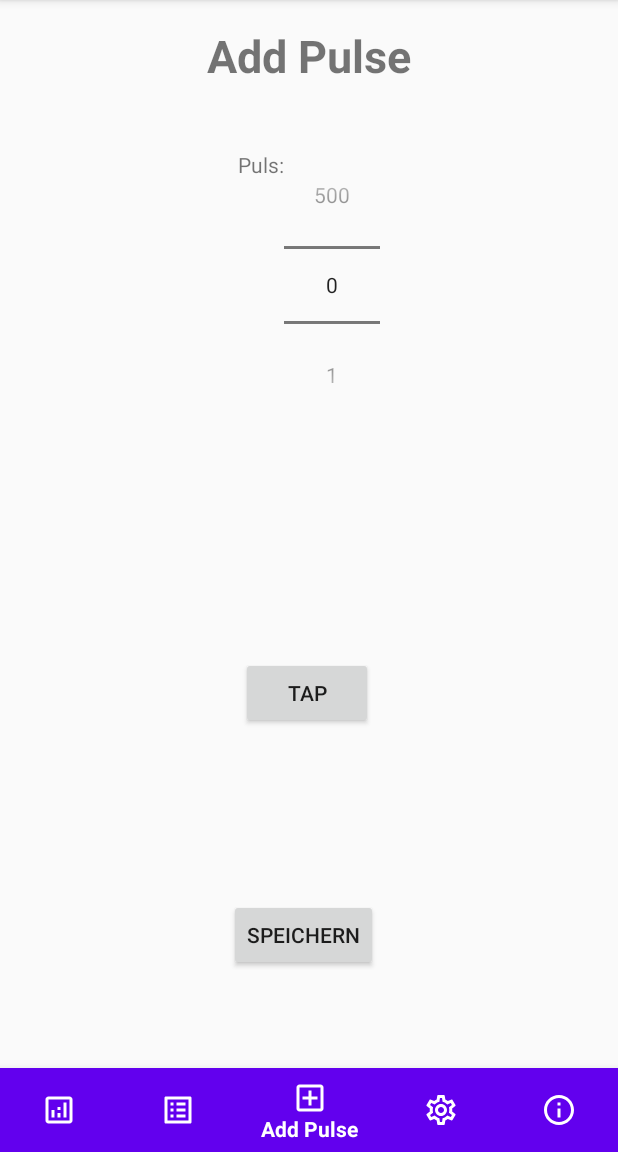
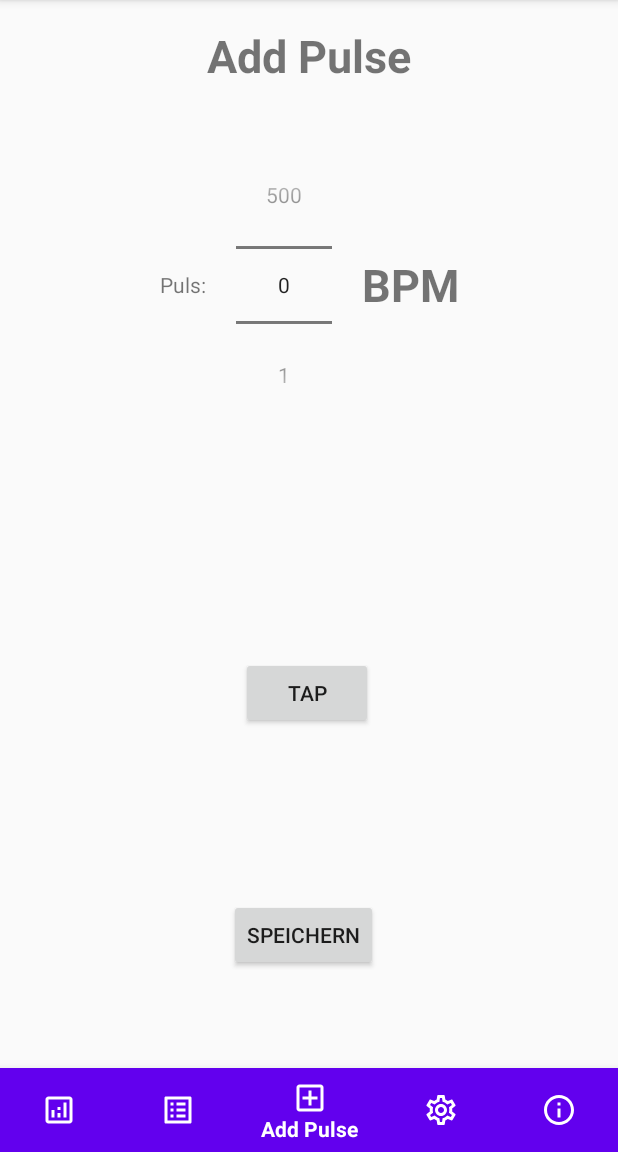
Before and after one commit to DerStimmler/PulseIt, an Android app: the screen it shows after launch (MainActivity), item 3 of the bottom bar chosen, on a phone screen of 412 x 824 dp, the part 84-1236 px from its top. Run offline under Robolectric (Android 15) with nearby library versions, the phone set to English and light mode, and no system bars.

Commit message:
added unit to addPulse numberpicker

```diff
--- a/app/src/main/res/layout/fragment_add_pulse.xml
+++ b/app/src/main/res/layout/fragment_add_pulse.xml
@@ -40,13 +40,26 @@
                 android:id="@+id/addPulse_label_pulse"
                 android:layout_width="wrap_content"
                 android:layout_height="wrap_content"
+                android:layout_gravity="center_vertical"
+                android:layout_marginEnd="20dp"
                 android:text="@string/add_pulse_label_pulse" />
 
             <NumberPicker
                 android:id="@+id/addPulse_input_pulse"
                 android:layout_width="wrap_content"
                 android:layout_height="wrap_content"
+                android:layout_gravity="center_horizontal|center_vertical"
                 android:visibility="visible" />
+
+            <TextView
+                android:id="@+id/addPulse_label_unit"
+                android:layout_width="wrap_content"
+                android:layout_height="wrap_content"
+                android:layout_gravity="center_vertical"
+                android:layout_marginStart="20dp"
+                android:text="@string/addPulse_label_unit"
+                android:textSize="30sp"
+                android:textStyle="bold" />
         </TableRow>
 
         <Button
--- a/app/src/main/res/values/strings.xml
+++ b/app/src/main/res/values/strings.xml
@@ -30,4 +30,5 @@
     <string name="add_pulse_label_pulse">Puls:</string>
     <string name="add_pulse_button_tap">Tap</string>
     <string name="add_pulse_button_save">Speichern</string>
+    <string name="addPulse_label_unit">BPM</string>
 </resources>
```
